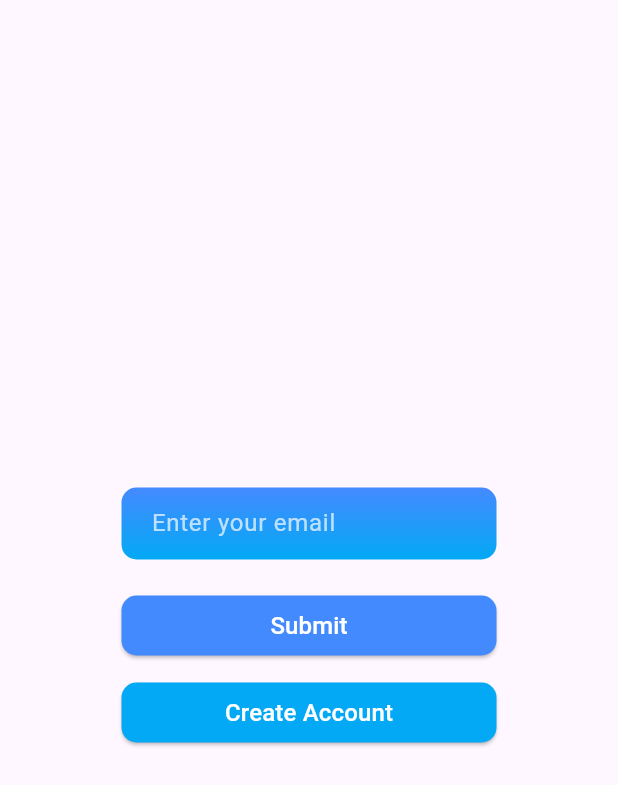
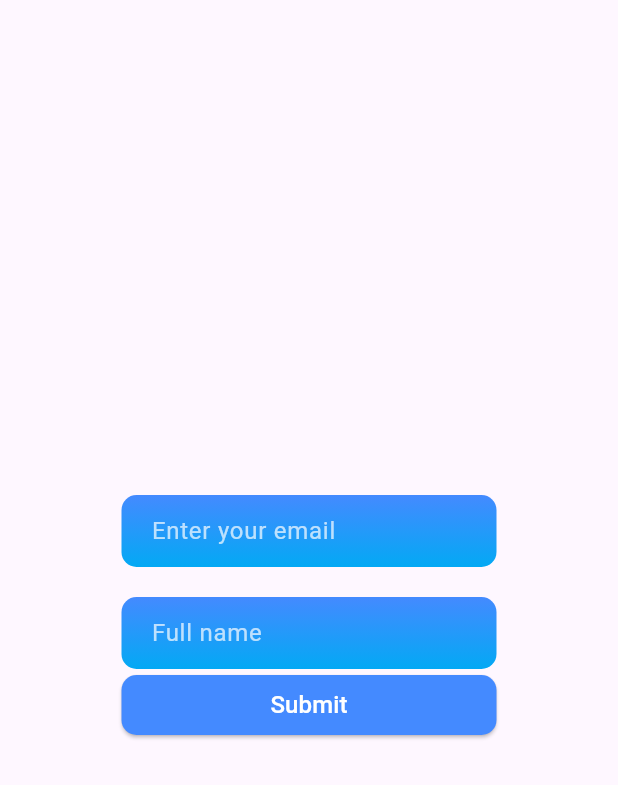
Before and after one commit to ahmed-debbech/divide_frontend, a Flutter app: the screen it shows after launch, after a tap on "Create Account", on a phone screen of 412 x 824 dp. Shown: the top 785 px of the screen. Run offline on Flutter 3.47's test engine with Material 3 defaults, Android fonts, the phone set to English and light mode, and no system bars; our stand-ins replace qr_flutter, shared_preferences; missing offline and left inert: qr_code_scanner; network calls fail.

```diff
--- a/lib/globals.dart
+++ b/lib/globals.dart
@@ -1 +1 @@
-String top_level_api = "http://57.129.15.180:5100/api/";
+String top_level_api = "http://192.168.1.133:5100/api/";
--- /dev/null
+++ b/lib/ui/CreateAccountPage.dart
@@ -0,0 +1,131 @@
+import 'package:divide_frontend/services/AuthService.dart';
+import 'package:divide_frontend/shared_pref/SharedPrefDb.dart';
+import 'package:divide_frontend/ui/FadeIn.dart';
+import 'package:divide_frontend/ui/Verification.dart';
+import 'package:divide_frontend/ui/common/dialog.dart';
+import 'package:flutter/material.dart';
+
+class CreateAccountPage extends StatefulWidget {
+  @override
+  State<StatefulWidget> createState() => _CreateAccountPageState();
+}
+
+class _CreateAccountPageState extends State<CreateAccountPage> {
+  final TextEditingController _emailController = TextEditingController();
+  final TextEditingController _fullNameController = TextEditingController();
+
+  late AuthService authService;
+  SharedPrefDb spd = SharedPrefDb();
+
+  @override
+  void initState() {
+    authService = AuthService(context: context);
+  }
+
+  @override
+  Widget build(BuildContext context) {
+    return Scaffold(
+        body: Center(
+            child: Column(
+      mainAxisAlignment: MainAxisAlignment.center,
+      children: <Widget>[
+        FadeIn(
+          duration: Duration(milliseconds: 500),
+          child: Container(
+            width: 250,
+            padding: EdgeInsets.symmetric(horizontal: 20),
+            decoration: BoxDecoration(
+              gradient: const LinearGradient(
+                colors: [Colors.blueAccent, Colors.lightBlue],
+                begin: Alignment.topCenter,
+                end: Alignment.bottomCenter,
+              ),
+              borderRadius: BorderRadius.circular(10),
+            ),
+            child: TextField(
+              controller: _emailController, // Controller added here
+              decoration: InputDecoration(
+                hintText: 'Enter your email',
+                hintStyle: TextStyle(color: Colors.white70),
+                border: InputBorder.none,
+              ),
+              style: TextStyle(color: Colors.white),
+            ),
+          ),
+        ),
+        SizedBox(height: 20),
+        FadeIn(
+          duration: Duration(milliseconds: 500),
+          child: Container(
+            width: 250,
+            padding: EdgeInsets.symmetric(horizontal: 20),
+            decoration: BoxDecoration(
+              gradient: const LinearGradient(
+                colors: [Colors.blueAccent, Colors.lightBlue],
+                begin: Alignment.topCenter,
+                end: Alignment.bottomCenter,
+              ),
+              borderRadius: BorderRadius.circular(10),
+            ),
+            child: TextField(
+              controller: _fullNameController, // Controller added here
+              decoration: InputDecoration(
+                hintText: 'Full name',
+                hintStyle: TextStyle(color: Colors.white70),
+                border: InputBorder.none,
+              ),
+              style: TextStyle(color: Colors.white),
+            ),
+          ),
+        ),
+        SizedBox(
+          width: 250,
+          child: ElevatedButton(
+            onPressed: () {
+              authService
+                  .performSignup(
+                      _emailController.text, _fullNameController.text)
+                  .then((value) => {
+                        if (value.ok == true)
+                          {
+                            spd.saveEmail(_emailController.text),
+                            Navigator.push(
+                              context,
+                              MaterialPageRoute(
+                                  builder: (context) =>
+                                      VerificationPage(mode: "signup")),
+                            )
+                          }
+                        else
+                          {
+                            showCustomDialog(
+                              context: context,
+                              title: 'Error',
+                              content: '${value.error}',
+                              buttonText: 'OK',
+                              onPressed: () {
+                                Navigator.of(context).pop(); // Close the dialog
+                              },
+                            )
+                          }
+                      });
+            },
+            style: ButtonStyle(
+              backgroundColor:
+                  MaterialStateProperty.all<Color>(Colors.blueAccent),
+              padding: MaterialStateProperty.all<EdgeInsetsGeometry>(
+                  EdgeInsets.symmetric(horizontal: 30)),
+              shape: MaterialStateProperty.all<OutlinedBorder>(
+                RoundedRectangleBorder(
+                  borderRadius: BorderRadius.circular(10),
+                ),
+              ),
+            ),
+            child: Text('Submit',
+                style: TextStyle(fontSize: 16, color: Colors.white)),
+          ),
+        ),
+      ],
+    )));
+  }
+}
--- a/lib/ui/Login.dart
+++ b/lib/ui/Login.dart
@@ -1,5 +1,6 @@
 import 'package:divide_frontend/services/AuthService.dart';
 import 'package:divide_frontend/shared_pref/SharedPrefDb.dart';
+import 'package:divide_frontend/ui/CreateAccountPage.dart';
 import 'package:divide_frontend/ui/FadeIn.dart';
 import 'package:divide_frontend/ui/Verification.dart';
 import 'package:divide_frontend/ui/common/dialog.dart';
@@ -66,7 +67,9 @@ class _LoginPageState extends State<LoginPage> {
                                 Navigator.push(
                                   context,
                                   MaterialPageRoute(
-                                      builder: (context) => VerificationPage()),
+                                      builder: (context) => VerificationPage(
+                                            mode: "login",
+                                          )),
                                 )
                               }
                             else
@@ -104,7 +107,11 @@ class _LoginPageState extends State<LoginPage> {
               width: 250,
               child: ElevatedButton(
                 onPressed: () {
-                  // Add your Create Account button logic here
+                  Navigator.push(
+                    context,
+                    MaterialPageRoute(
+                        builder: (context) => CreateAccountPage()),
+                  );
                 },
                 style: ButtonStyle(
                   backgroundColor:
--- a/lib/ui/Shell.dart
+++ b/lib/ui/Shell.dart
@@ -1,6 +1,8 @@
 import 'package:divide_frontend/ui/pages/FindFriendsPage.dart';
+import 'package:divide_frontend/ui/pages/MyFriendsPage.dart';
 import 'package:divide_frontend/ui/pages/MyProfilePage.dart';
 import 'package:divide_frontend/ui/pages/MyReceiptsPage.dart';
+import 'package:divide_frontend/ui/pages/MyFriendsPage.dart';
 import 'package:divide_frontend/ui/common/ButtomNavigationButton.dart';
 import 'package:flutter/material.dart';
 
@@ -49,7 +51,9 @@ class _ShellState extends State<Shell> {
                         ? MyProfilePage()
                         : (this.selected_index == 1)
                             ? FindFriendsPage()
-                            : Container()),
+                            : (this.selected_index == -2)
+                                ? MyFriendsPage()
+                                : Container()),
             Row(
               mainAxisAlignment: MainAxisAlignment.spaceAround,
               children: [
```
Also changed, not shown: lib/models/FriendshipRegistry.dart (added, +32 -0 lines), lib/services/AuthService.dart (+42 -0 lines), lib/services/FriendshipService.dart (+30 -0 lines), lib/shared_pref/SharedPrefDb.dart (+3 -4 lines), lib/ui/Verification.dart (+33 -0 lines), lib/ui/pages/MyFriendsPage.dart (added, +63 -0 lines), lib/ui/pages/MyProfilePage.dart (+5 -7 lines).
